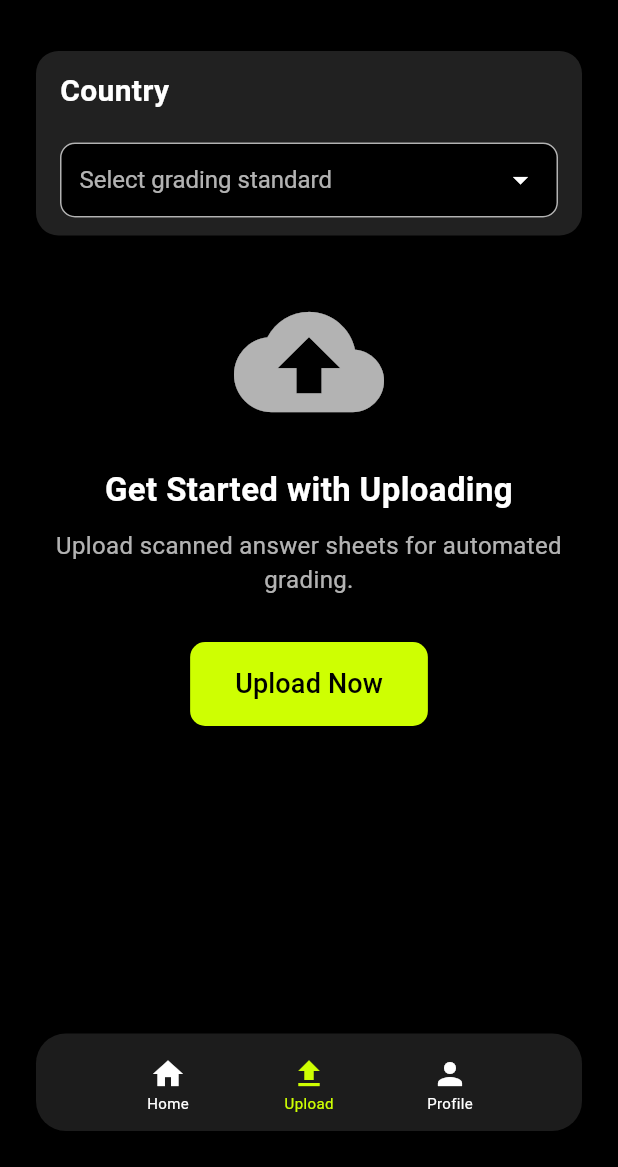
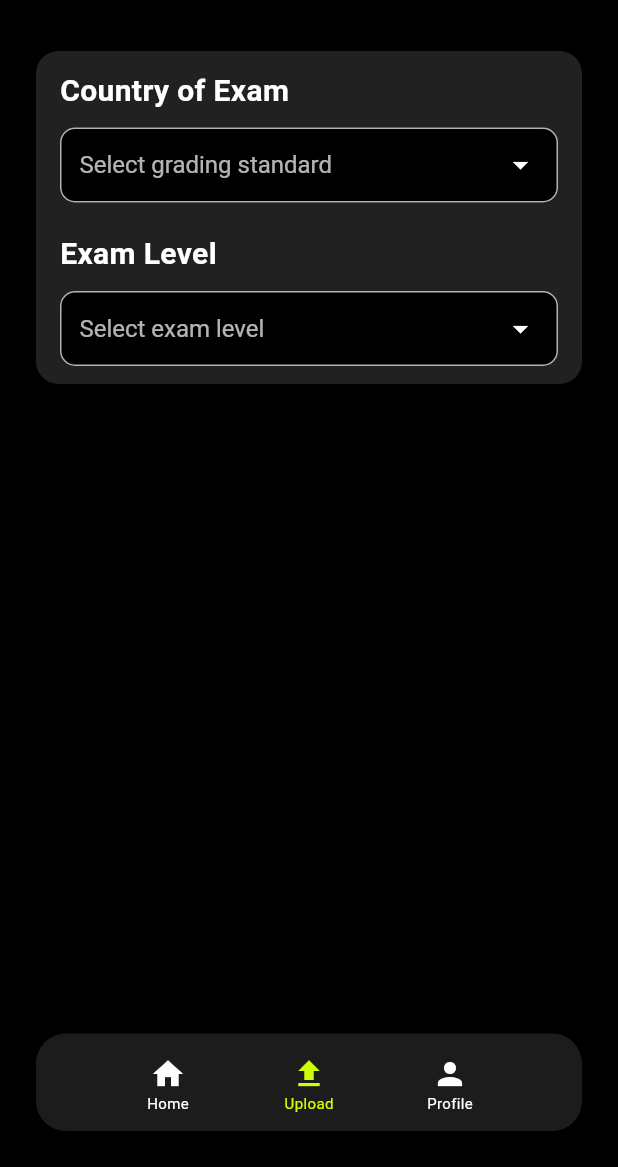
Before and after one commit to Aaron-Chacko/GradiFi, a Flutter app: the screen it shows after launch, item 2 of the bottom bar chosen, on a phone screen of 412 x 824 dp, the part 69-1236 px from its top. Run offline on Flutter 3.47's test engine with Material 3 defaults, Android fonts, the phone set to English and light mode, and no system bars.

Commit message:
Update upload_landing.dart

```diff
--- a/lib/screens/upload_landing.dart
+++ b/lib/screens/upload_landing.dart
@@ -11,8 +11,9 @@ class _UploadLandingPageState extends State<UploadLandingPage> {
   int selectedIndex = 1; // Default to "Upload"
 
   List<IconData> navIcons = [Icons.home, Icons.upload, Icons.person];
-
   List<String> navTitles = ["Home", "Upload", "Profile"];
+  String? selectedCountry;
+  String? selectedLevel;
 
   Widget _navBar() {
     return Container(
@@ -25,8 +26,7 @@ class _UploadLandingPageState extends State<UploadLandingPage> {
       child: Row(
         crossAxisAlignment: CrossAxisAlignment.center,
         mainAxisAlignment: MainAxisAlignment.center,
-        children:
-            navIcons.map((icon) {
+        children: navIcons.map((icon) {
           int index = navIcons.indexOf(icon);
           bool isSelected = selectedIndex == index;
           return Material(
@@ -59,19 +59,13 @@ class _UploadLandingPageState extends State<UploadLandingPage> {
                     ),
                     child: Icon(
                       icon,
-                          color:
-                              isSelected
-                                  ? const Color(0xFFCEFF02)
-                                  : Colors.white,
+                      color: isSelected ? const Color(0xFFCEFF02) : Colors.white,
                     ),
                   ),
                   Text(
                     navTitles[index],
                     style: TextStyle(
-                          color:
-                              isSelected
-                                  ? const Color(0xFFCEFF02)
-                                  : Colors.white,
+                      color: isSelected ? const Color(0xFFCEFF02) : Colors.white,
                       fontSize: 10,
                     ),
                   ),
@@ -86,14 +80,16 @@ class _UploadLandingPageState extends State<UploadLandingPage> {
 
   @override
   Widget build(BuildContext context) {
+    List<String> countries = ["USA", "UK", "India", "Canada", "Germany", "France", "Japan", "China", "Russia", "Italy"];
+    List<String> examLevels = ["High School", "Undergraduate", "Postgraduate", "Doctorate"];
+
     return Scaffold(
       backgroundColor: Colors.black,
       appBar: AppBar(
         backgroundColor: Colors.black,
         iconTheme: const IconThemeData(color: Color(0xFFCEFF02)),
         title: ShaderMask(
-          shaderCallback:
-              (bounds) => const LinearGradient(
+          shaderCallback: (bounds) => const LinearGradient(
             colors: [Colors.white, Color(0xFFCEFF02)],
             begin: Alignment(0.2, 0.0),
             end: Alignment(1.0, 0.0),
@@ -115,7 +111,6 @@ class _UploadLandingPageState extends State<UploadLandingPage> {
             crossAxisAlignment: CrossAxisAlignment.center,
             children: [
               const SizedBox(height: 20),
-
               //--------------------------------------- Card  ----------------------------
               Card(
                 color: Colors.grey[900],
@@ -123,23 +118,7 @@ class _UploadLandingPageState extends State<UploadLandingPage> {
                   borderRadius: BorderRadius.circular(15),
                 ),
                 elevation: 4,
-                child: StatefulBuilder(
-                  builder: (context, setState) {
-                    String? selectedCountry;
-                    List<String> countries = [
-                      "USA",
-                      "UK",
-                      "India",
-                      "Canada",
-                      "Germany",
-                      "France",
-                      "Japan",
-                      "China",
-                      "Russia",
-                      "Italy",
-                    ];
-
-                    return Padding(
+                child: Padding(
                   padding: const EdgeInsets.symmetric(
                     horizontal: 16,
                     vertical: 12,
@@ -147,15 +126,16 @@ class _UploadLandingPageState extends State<UploadLandingPage> {
                   child: Column(
                     crossAxisAlignment: CrossAxisAlignment.start,
                     children: [
+                      // Primary Country Dropdown
                       const Text(
-                            'Country',
+                        "Country of Exam",
                         style: TextStyle(
                           fontSize: 20,
                           fontWeight: FontWeight.bold,
                           color: Colors.white,
                         ),
                       ),
-                          const SizedBox(height: 20),
+                      const SizedBox(height: 10),
                       Container(
                         decoration: BoxDecoration(
                           color: Colors.black,
@@ -180,15 +160,12 @@ class _UploadLandingPageState extends State<UploadLandingPage> {
                               color: Colors.white,
                               fontSize: 16,
                             ),
-                                items:
-                                    countries.map((String country) {
+                            items: countries.map((String country) {
                               return DropdownMenuItem<String>(
                                 value: country,
                                 child: Text(
                                   country,
-                                          style: const TextStyle(
-                                            color: Colors.white,
-                                          ),
+                                  style: const TextStyle(color: Colors.white),
                                 ),
                               );
                             }).toList(),
@@ -200,54 +177,63 @@ class _UploadLandingPageState extends State<UploadLandingPage> {
                           ),
                         ),
                       ),
-                        ],
+                      const SizedBox(height: 20),
+
+                      // Exam Level Dropdown
+                      const Text(
+                        "Exam Level",
+                        style: TextStyle(
+                          fontSize: 20,
+                          fontWeight: FontWeight.bold,
+                          color: Colors.white,
+                        ),
+                      ),
+                      const SizedBox(height: 10),
+                      Container(
+                        decoration: BoxDecoration(
+                          color: Colors.black,
+                          borderRadius: BorderRadius.circular(10),
+                          border: Border.all(color: Colors.white70),
+                        ),
+                        padding: const EdgeInsets.symmetric(horizontal: 12),
+                        child: DropdownButtonHideUnderline(
+                          child: DropdownButton<String>(
+                            value: selectedLevel,
+                            hint: const Text(
+                              "Select exam level",
+                              style: TextStyle(color: Colors.white70),
+                            ),
+                            isExpanded: true,
+                            dropdownColor: Colors.black,
+                            icon: const Icon(
+                              Icons.arrow_drop_down,
+                              color: Colors.white,
+                            ),
+                            style: const TextStyle(
+                              color: Colors.white,
+                              fontSize: 16,
+                            ),
+                            items: examLevels.map((String level) {
+                              return DropdownMenuItem<String>(
+                                value: level,
+                                child: Text(
+                                  level,
+                                  style: const TextStyle(color: Colors.white),
                                 ),
                               );
+                            }).toList(),
+                            onChanged: (String? newValue) {
+                              setState(() {
+                                selectedLevel = newValue;
+                              });
                             },
                           ),
                         ),
-
-              const SizedBox(height: 30),
-
-              //--------------------------------------- "Get Started with Uploading" ----------------------------
-              const Icon(Icons.cloud_upload, size: 100, color: Colors.white70),
-              const SizedBox(height: 20),
-              const Text(
-                "Get Started with Uploading",
-                style: TextStyle(
-                  fontSize: 22,
-                  fontWeight: FontWeight.bold,
-                  color: Colors.white,
                       ),
-                textAlign: TextAlign.center,
-              ),
-              const SizedBox(height: 10),
-              const Text(
-                "Upload scanned answer sheets for automated grading.",
-                style: TextStyle(fontSize: 16, color: Colors.white70),
-                textAlign: TextAlign.center,
-              ),
-              const SizedBox(height: 30),
-              ElevatedButton(
-                onPressed: () {
-                  Navigator.pushNamed(context, "/uploadPrerequisite");
-                },
-                style: ElevatedButton.styleFrom(
-                  backgroundColor: const Color(0xFFCEFF02),
-                  padding: const EdgeInsets.symmetric(
-                    horizontal: 30,
-                    vertical: 15,
-                  ),
-                  shape: RoundedRectangleBorder(
-                    borderRadius: BorderRadius.circular(10),
+                    ],
                   ),
                 ),
-                child: const Text(
-                  "Upload Now",
-                  style: TextStyle(fontSize: 18, color: Colors.black),
               ),
-              ),
-              const SizedBox(height: 30),
             ],
           ),
         ),
```
Lines whose indentation alone changed are shown as unchanged.
